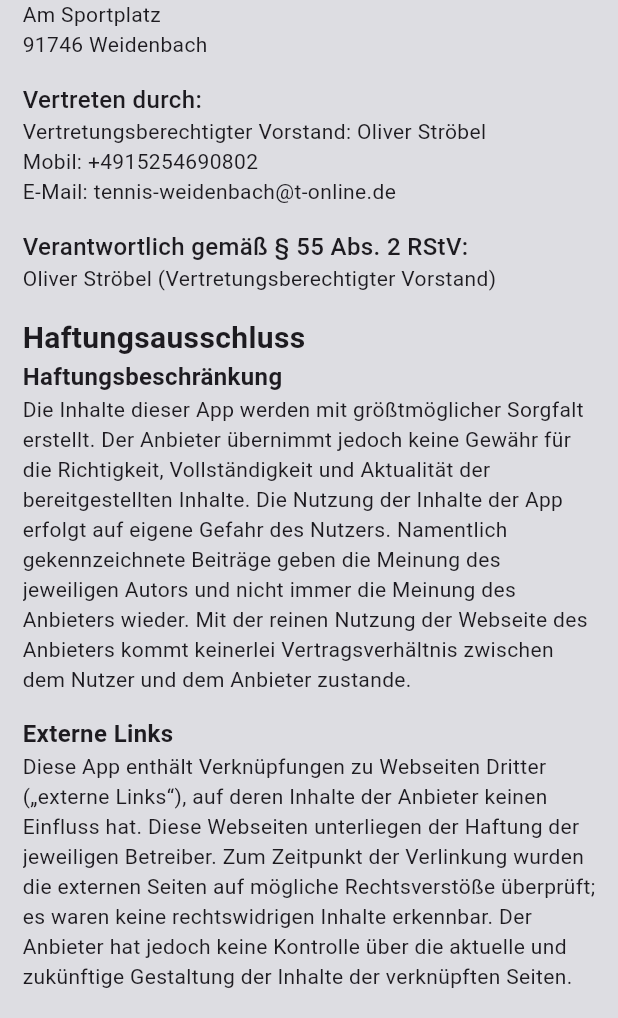
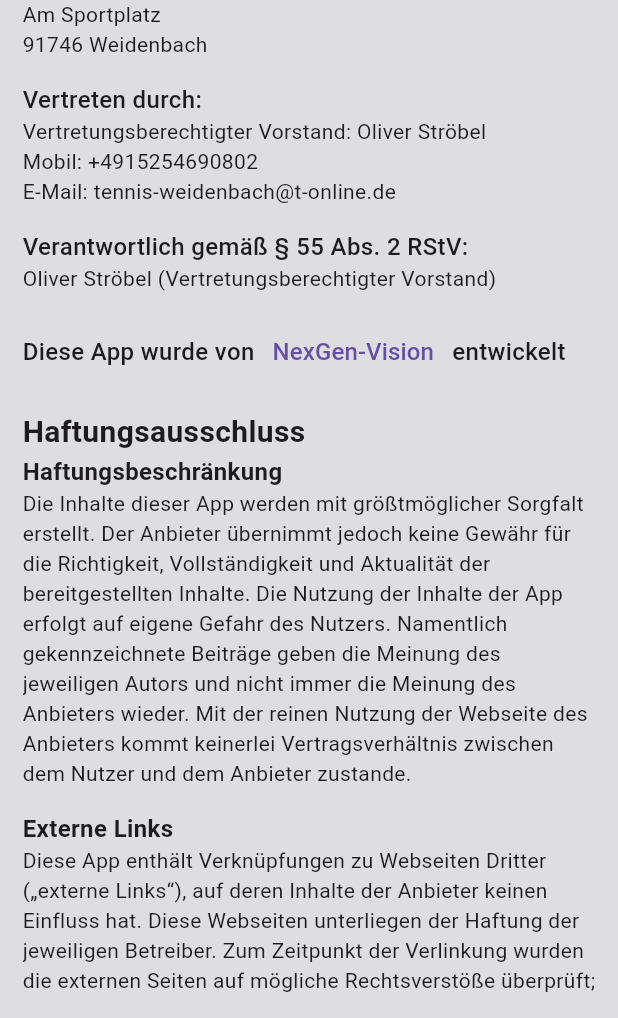
Before and after one commit to AMelnikk/Tennis-Vereinsapp, a Flutter app: the ImpressumScreen screen opened by its route, on a phone screen of 412 x 824 dp, the part 218-1236 px from its top. Run offline on Flutter 3.47's test engine with Material 3 defaults, Android fonts, the light colour scheme and no system bars; our stand-ins replace file_picker, flutter_image_compress, flutter_secure_storage, image_picker, open_filex, photo_view and 2 more; missing offline and left inert: excel, flutter_image_converter, pdfrx; accounts and stored records are empty; network calls fail.

Commit message:
NexGenVision im Impressum

```diff
--- a/lib/screens/impressum_screen.dart
+++ b/lib/screens/impressum_screen.dart
@@ -1,4 +1,5 @@
 import 'package:flutter/material.dart';
+import 'package:url_launcher/url_launcher.dart';
 import '../widgets/verein_appbar.dart';
 
 class ImpressumScreen extends StatelessWidget {
@@ -10,68 +11,91 @@ class ImpressumScreen extends StatelessWidget {
   Widget build(BuildContext context) {
     return Scaffold(
       appBar: VereinAppbar(),
-      body: const Padding(
-        padding: EdgeInsets.all(15),
+      body: Padding(
+        padding: const EdgeInsets.all(15),
         child: SingleChildScrollView(
           child: Column(
             crossAxisAlignment: CrossAxisAlignment.start,
             children: [
-              Text(
+              const Text(
                 "Impressum",
                 style: TextStyle(fontSize: 25, fontWeight: FontWeight.w600),
                 textAlign: TextAlign.left,
               ),
-              Space(),
-              Text(
+              const Space(),
+              const Text(
                 "TSV Weidenbach-Triesdorf e. V.",
                 style: TextStyle(
                   fontSize: 16,
                   fontWeight: FontWeight.w500,
                 ),
               ),
-              Text("Am Sportplatz \n91746 Weidenbach"),
-              Space(),
-              Text(
+              const Text("Am Sportplatz \n91746 Weidenbach"),
+              const Space(),
+              const Text(
                 "Vertreten durch:",
                 style: TextStyle(fontSize: 16, fontWeight: FontWeight.w500),
               ),
-              Text(
+              const Text(
                 "Vertretungsberechtigter Vorstand: Oliver Ströbel \nMobil: +4915254690802 \nE-Mail: tennis-weidenbach@t-online.de",
               ),
-              Space(),
-              Text(
+              const Space(),
+              const Text(
                 "Verantwortlich gemäß § 55 Abs. 2 RStV:",
                 style: TextStyle(fontSize: 16, fontWeight: FontWeight.w500),
               ),
-              Text(
+              const Text(
                 "Oliver Ströbel (Vertretungsberechtigter Vorstand)",
               ),
-              Space(),
-              Text(
+              const Space(),
+              Row(
+                children: [
+                  const Text(
+                    "Diese App wurde von",
+                    style: TextStyle(fontSize: 16, fontWeight: FontWeight.w500),
+                  ),
+                  TextButton(
+                    onPressed: () {
+                      launchUrl(Uri.parse("https://www.nexgen-vision.com/"));
+                    },
+                    child: const Text(
+                      "NexGen-Vision",
+                      style:
+                          TextStyle(fontSize: 16, fontWeight: FontWeight.w500),
+                    ),
+                  ),
+                  const Text(
+                    "entwickelt",
+                    style: TextStyle(fontSize: 16, fontWeight: FontWeight.w500),
+                  ),
+                ],
+              ),
+              const Space(),
+              const Text(
                 "Haftungsausschluss",
                 style: TextStyle(fontWeight: FontWeight.w600, fontSize: 20),
               ),
-              Text(
+              const Text(
                 "Haftungsbeschränkung",
                 style: TextStyle(fontWeight: FontWeight.w600, fontSize: 16),
               ),
-              Text(
+              const Text(
                 "Die Inhalte dieser App werden mit größtmöglicher Sorgfalt erstellt. Der Anbieter übernimmt jedoch keine Gewähr für die Richtigkeit, Vollständigkeit und Aktualität der bereitgestellten Inhalte. Die Nutzung der Inhalte der App erfolgt auf eigene Gefahr des Nutzers. Namentlich gekennzeichnete Beiträge geben die Meinung des jeweiligen Autors und nicht immer die Meinung des Anbieters wieder. Mit der reinen Nutzung der Webseite des Anbieters kommt keinerlei Vertragsverhältnis zwischen dem Nutzer und dem Anbieter zustande.",
               ),
-              Space(),
-              Text(
+              const Space(),
+              const Text(
                 "Externe Links",
                 style: TextStyle(fontWeight: FontWeight.w600, fontSize: 16),
               ),
-              Text(
+              const Text(
                 'Diese App enthält Verknüpfungen zu Webseiten Dritter („externe Links“), auf deren Inhalte der Anbieter keinen Einfluss hat. Diese Webseiten unterliegen der Haftung der jeweiligen Betreiber. Zum Zeitpunkt der Verlinkung wurden die externen Seiten auf mögliche Rechtsverstöße überprüft; es waren keine rechtswidrigen Inhalte erkennbar. Der Anbieter hat jedoch keine Kontrolle über die aktuelle und zukünftige Gestaltung der Inhalte der verknüpften Seiten. Das Setzen externer Links bedeutet nicht, dass sich der Anbieter die Inhalte dieser Seiten zu eigen macht. Bei Kenntnis von Rechtsverstößen werden derartige Links unverzüglich entfernt.',
               ),
-              Space(),
-              Text(
+              const Space(),
+              const Text(
                 "Urheber- und Leistungsschutzrechte",
                 style: TextStyle(fontWeight: FontWeight.w600, fontSize: 20),
               ),
-              Text(
+              const Text(
                 'Alle auf dieser App veröffentlichten Inhalte unterliegen dem deutschen Urheber- und Leistungsschutzrecht. Jede Verwertung, die nicht ausdrücklich durch das deutsche Urheberrecht gestattet ist, bedarf der vorherigen schriftlichen Zustimmung des Anbieters oder des jeweiligen Rechteinhabers. Dies umfasst insbesondere die Vervielfältigung, Bearbeitung, Übersetzung, Einspeicherung und Verarbeitung in elektronische Medien oder Systeme. Inhalte Dritter sind dabei entsprechend gekennzeichnet. Die unerlaubte Vervielfältigung oder Weitergabe einzelner Inhalte oder kompletter Seiten ist nicht gestattet und strafbar. Kopien und Downloads dürfen ausschließlich für den persönlichen, privaten und nicht kommerziellen Gebrauch angefertigt werden.',
               ),
             ],
```
Also changed, not shown: pubspec.lock.
